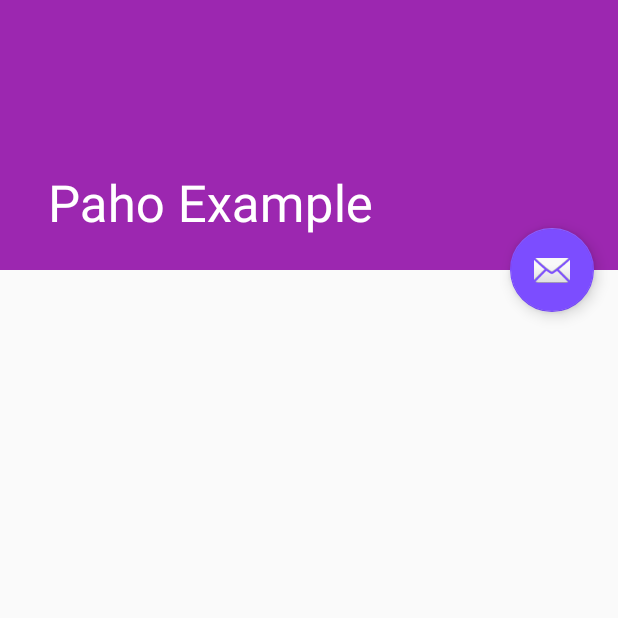
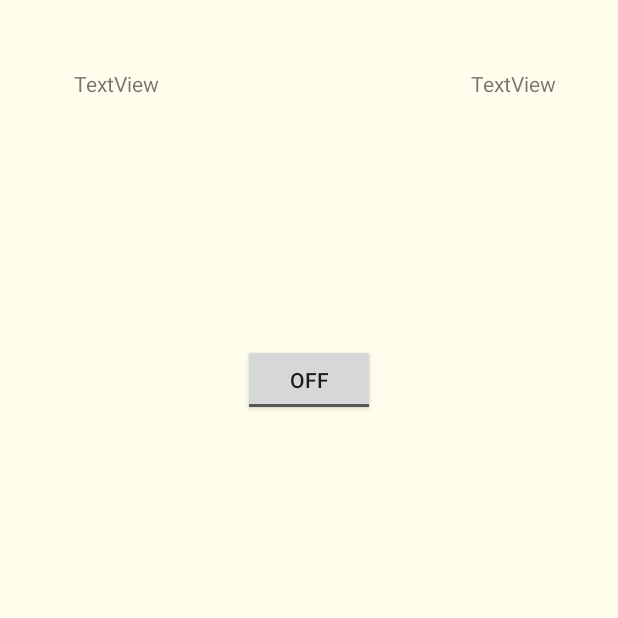
Before and after one commit to JacekMAN/ESPAndroid, an Android app: the screen it shows after launch (PahoExampleActivity), on a phone screen of 412 x 824 dp, the top half of it. Run offline under Robolectric (Android 15) with nearby library versions, the phone set to English and light mode, and no system bars; pictures from the network do not load; 7 statements that could not run were skipped.

Commit message:
Moj  wyglad

```diff
--- a/paho.mqtt.android.example/src/main/java/paho/mqtt/java/example/HistoryAdapter.java
+++ /dev/null
@@ -1,68 +0,0 @@
-/*******************************************************************************
- * Copyright (c) 1999, 2016 IBM Corp.
- *
- * All rights reserved. This program and the accompanying materials
- * are made available under the terms of the Eclipse Public License v1.0
- * and Eclipse Distribution License v1.0 which accompany this distribution.
- *
- * The Eclipse Public License is available at
- *    http://www.eclipse.org/legal/epl-v10.html
- * and the Eclipse Distribution License is available at
- *   http://www.eclipse.org/org/documents/edl-v10.php.
- *
- */
-package paho.mqtt.java.example;
-
-import android.support.v7.widget.RecyclerView;
-import android.view.LayoutInflater;
-import android.view.View;
-import android.view.ViewGroup;
-import android.widget.TextView;
-
-import java.util.ArrayList;
-
-public class HistoryAdapter extends RecyclerView.Adapter<HistoryAdapter.ViewHolder>{
-
-    private ArrayList<String> history;
-
-    public static class ViewHolder extends RecyclerView.ViewHolder {
-        public TextView mTextView;
-        public ViewHolder(View v) {
-            super(v);
-            mTextView = (TextView) v.findViewById(R.id.row_text);
-        }
-    }
-
-    public HistoryAdapter(ArrayList<String> dataSet){
-        history = dataSet;
-    }
-
-    @Override
-    public HistoryAdapter.ViewHolder onCreateViewHolder(ViewGroup parent, int viewType) {
-
-        // Create View
-        View v = LayoutInflater.from(parent.getContext())
-                .inflate(R.layout.history_row, parent, false);
-
-        ViewHolder vh = new ViewHolder(v);
-        return vh;
-    }
-
-    public void add(String data){
-        history.add(data);
-        this.notifyDataSetChanged();
-    }
-
-    @Override
-    public void onBindViewHolder(ViewHolder holder, int position) {
-        holder.mTextView.setText(history.get(position));
-    }
-
-    @Override
-    public int getItemCount() {
-        return history.size();
-    }
-
-
-
-}
--- a/paho.mqtt.android.example/src/main/java/paho/mqtt/java/example/PahoExampleActivity.java
+++ b/paho.mqtt.android.example/src/main/java/paho/mqtt/java/example/PahoExampleActivity.java
@@ -23,6 +23,9 @@ import android.support.v7.widget.Toolbar;
 import android.view.View;
 import android.view.Menu;
 import android.view.MenuItem;
+import android.widget.TextView;
+import android.widget.ToggleButton;
+
 import org.eclipse.paho.android.service.MqttAndroidClient;
 import org.eclipse.paho.client.mqttv3.DisconnectedBufferOptions;
 import org.eclipse.paho.client.mqttv3.IMqttActionListener;
@@ -38,7 +41,6 @@ import java.util.ArrayList;
 
 public class PahoExampleActivity extends AppCompatActivity{
     private RecyclerView mRecyclerView;
-    private HistoryAdapter mAdapter;
     private RecyclerView.LayoutManager mLayoutManager;
 
 
@@ -55,11 +57,9 @@ public class PahoExampleActivity extends AppCompatActivity{
     protected void onCreate(Bundle savedInstanceState) {
         super.onCreate(savedInstanceState);
         setContentView(R.layout.activity_scrolling);
-        Toolbar toolbar = (Toolbar) findViewById(R.id.toolbar);
-        setSupportActionBar(toolbar);
 
-        FloatingActionButton fab = (FloatingActionButton) findViewById(R.id.fab);
-        fab.setOnClickListener(new View.OnClickListener() {
+        ToggleButton button = (ToggleButton)findViewById(R.id.toggleButton);
+        button.setOnClickListener(new View.OnClickListener() {
             @Override
             public void onClick(View view) {
                 publishMessage("S2/w1",""+w1);
@@ -67,14 +67,6 @@ public class PahoExampleActivity extends AppCompatActivity{
         });
 
 
-
-
-        mRecyclerView = (RecyclerView) findViewById(R.id.history_recycler_view);
-        mLayoutManager = new LinearLayoutManager(this);
-        mRecyclerView.setLayoutManager(mLayoutManager);
-
-        mAdapter = new HistoryAdapter(new ArrayList<String>());
-        mRecyclerView.setAdapter(mAdapter);
 
 
         mqttAndroidClient = new MqttAndroidClient(getApplicationContext(), serverUri, clientId);
@@ -149,20 +141,27 @@ public class PahoExampleActivity extends AppCompatActivity{
     private void dosalemWiadomosc(String topic,String message){
         switch (topic){
             case "S1/dane0" :
-                addToHistory("Temp 1: " + message);
+                TextView temp1 = (TextView) findViewById(R.id.textView2);
+                temp1.setText("Temp 1: " + message);
                 break;
             case "S1/dane1" :
-                addToHistory("Temp2 : "+message);
+                TextView temp2 = (TextView) findViewById(R.id.textView3);
+                temp2.setText("Temp 2: " + message);
                 break;
             case "S2/w1" :
-                addToHistory("w1 : " +message );
+                ToggleButton toggleButton = (ToggleButton) findViewById(R.id.toggleButton);
+                if(message=="1"){
+                    toggleButton.setChecked(true);
+                }else{
+                    toggleButton.setChecked(false);
+                }
                 w1 = w1==1?0:1;
                 break;
         }
     }
     private void addToHistory(String mainText){
         System.out.println("LOG: " + mainText);
-        mAdapter.add(mainText);
+       // mAdapter.add(mainText);
         Snackbar.make(findViewById(android.R.id.content), mainText, Snackbar.LENGTH_LONG)
                 .setAction("Action", null).show();
 
--- a/paho.mqtt.android.example/src/main/res/layout/activity_scrolling.xml
+++ b/paho.mqtt.android.example/src/main/res/layout/activity_scrolling.xml
@@ -1,58 +1,49 @@
 <?xml version="1.0" encoding="utf-8"?>
-<android.support.design.widget.CoordinatorLayout xmlns:android="http://schemas.android.com/apk/res/android"
-    xmlns:app="http://schemas.android.com/apk/res-auto"
+<RelativeLayout xmlns:android="http://schemas.android.com/apk/res/android"
     xmlns:tools="http://schemas.android.com/tools"
+    android:id="@+id/activity_main"
     android:layout_width="match_parent"
     android:layout_height="match_parent"
-    android:orientation="vertical"
+    android:paddingBottom="@dimen/activity_vertical_margin"
+    android:paddingLeft="@dimen/activity_horizontal_margin"
+    android:paddingRight="@dimen/activity_horizontal_margin"
+    android:paddingTop="@dimen/activity_vertical_margin"
+    android:background="#fffdeb"
     tools:context=".PahoExampleActivity">
 
-
-
-    <android.support.design.widget.AppBarLayout
-        android:id="@+id/app_bar"
-        android:layout_width="match_parent"
-        android:layout_height="@dimen/app_bar_height"
-        android:theme="@style/AppTheme.AppBarOverlay">
-
-        <android.support.design.widget.CollapsingToolbarLayout
-            android:id="@+id/toolbar_layout"
-            android:layout_width="match_parent"
-            android:layout_height="match_parent"
-            android:fitsSystemWindows="true"
-            app:contentScrim="?attr/colorPrimary"
-            app:layout_scrollFlags="scroll|exitUntilCollapsed">
-
-            <android.support.v7.widget.Toolbar
-                android:id="@+id/toolbar"
-                android:layout_width="match_parent"
-                android:layout_height="?attr/actionBarSize"
-                app:layout_collapseMode="pin"
-                app:popupTheme="@style/AppTheme.PopupOverlay" />
-
-        </android.support.design.widget.CollapsingToolbarLayout>
-    </android.support.design.widget.AppBarLayout>
-
-
-        <android.support.v7.widget.RecyclerView
-            android:id="@+id/history_recycler_view"
-            android:layout_width="match_parent"
-            android:layout_height="match_parent"
-            app:layout_behavior="@string/appbar_scrolling_view_behavior"
-            tools:context=".PahoExampleActivity"
-            android:fillViewport="true"/>
-
-    <android.support.design.widget.FloatingActionButton
-        android:id="@+id/fab"
+    <TextView
+        android:text="TextView"
         android:layout_width="wrap_content"
         android:layout_height="wrap_content"
-        android:layout_margin="@dimen/fab_margin"
-        android:src="@android:drawable/ic_dialog_email"
-        app:layout_anchor="@id/app_bar"
-        app:layout_anchorGravity="bottom|end" />
-    <View
-        android:layout_width="match_parent"
-        android:layout_height=".3dp"
-        android:visibility="visible"/>
+        android:id="@+id/textView3"
+        android:layout_alignBaseline="@+id/textView2"
+        android:layout_alignBottom="@+id/textView2"
+        android:layout_alignParentRight="true"
+        android:layout_alignParentEnd="true"
+        android:layout_marginRight="25dp"
+        android:layout_marginEnd="25dp" />
 
-</android.support.design.widget.CoordinatorLayout>
+    <TextView
+        android:text="TextView"
+        android:layout_width="wrap_content"
+        android:layout_height="wrap_content"
+        android:layout_marginLeft="33dp"
+        android:layout_marginStart="33dp"
+        android:id="@+id/textView2"
+        android:layout_marginTop="30dp"
+        android:fontFamily="sans-serif"
+        android:textSize="14sp"
+        android:layout_alignParentTop="true"
+        android:layout_alignParentLeft="true"
+        android:layout_alignParentStart="true" />
+
+    <ToggleButton
+        android:text="ToggleButton"
+        android:layout_width="wrap_content"
+        android:layout_height="wrap_content"
+        android:layout_marginTop="164dp"
+        android:id="@+id/toggleButton"
+        android:layout_below="@+id/textView2"
+        android:layout_centerHorizontal="true" />
+
+</RelativeLayout>
--- a/paho.mqtt.android.example/src/main/res/values/dimens.xml
+++ b/paho.mqtt.android.example/src/main/res/values/dimens.xml
@@ -2,4 +2,6 @@
     <dimen name="app_bar_height">180dp</dimen>
     <dimen name="fab_margin">16dp</dimen>
     <dimen name="text_margin">16dp</dimen>
+    <dimen name="activity_horizontal_margin">16dp</dimen>
+    <dimen name="activity_vertical_margin">16dp</dimen>
 </resources>
```
Also changed, not shown: paho.mqtt.android.example/src/main/java/paho/mqtt/java/example/ReadMessage.java (deleted, +0 -26 lines), paho.mqtt.android.example/src/main/res/layout/history_row.xml (deleted, +0 -18 lines), 5 other files.
